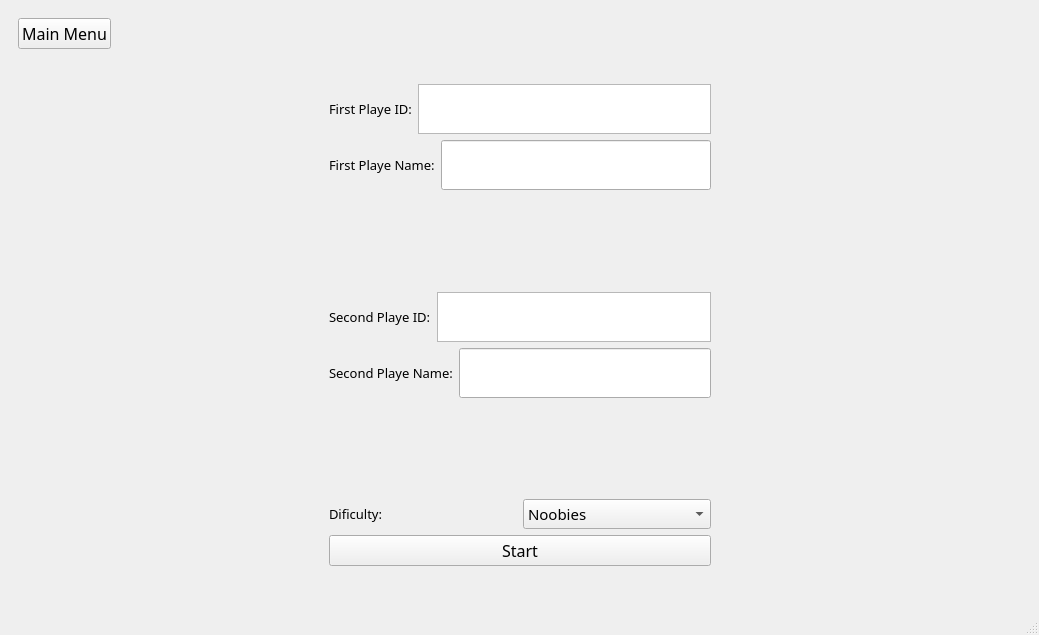
Old version of the form mainwindow.ui in the repository rezaqomy/quse.
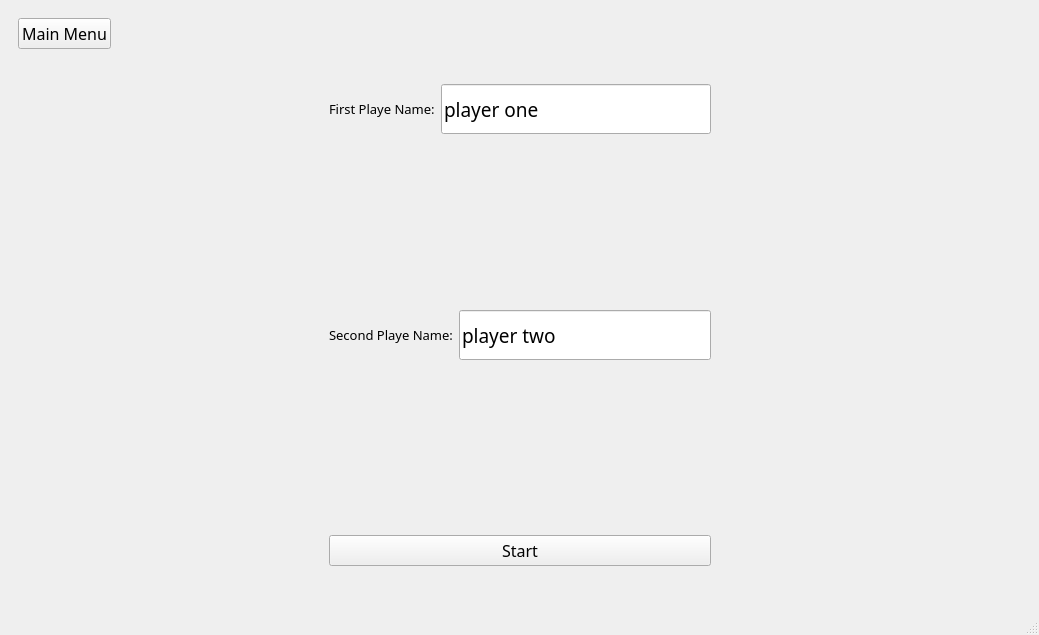
New version of the form. The open tabs and pages were chosen to show the change.

Commit message: add first player in multy player

Patch:
```diff
--- a/mainwindow.ui
+++ b/mainwindow.ui
@@ -265,54 +265,7 @@
             <widget class="QWidget" name="two_player_page">
              <layout class="QVBoxLayout" name="verticalLayout_9">
               <item>
-               <layout class="QHBoxLayout" name="horizontalLayout_8">
-                <item>
-                 <widget class="QLabel" name="lblYourIDFirst">
-                  <property name="maximumSize">
-                   <size>
-                    <width>16777215</width>
-                    <height>50</height>
-                   </size>
-                  </property>
-                  <property name="font">
-                   <font>
-                    <family>B Nazanin</family>
-                    <pointsize>10</pointsize>
-                   </font>
-                  </property>
-                  <property name="styleSheet">
-                   <string notr="true"/>
-                  </property>
-                  <property name="text">
-                   <string>First Playe ID:</string>
-                  </property>
-                 </widget>
-                </item>
-                <item>
-                 <widget class="QTableView" name="tableIDFirst">
-                  <property name="minimumSize">
-                   <size>
-                    <width>0</width>
-                    <height>0</height>
-                   </size>
-                  </property>
-                  <property name="maximumSize">
-                   <size>
-                    <width>16777215</width>
-                    <height>50</height>
-                   </size>
-                  </property>
-                  <property name="font">
-                   <font>
-                    <family>B Nazanin</family>
-                    <pointsize>14</pointsize>
-                    <weight>50</weight>
-                    <bold>false</bold>
-                   </font>
-                  </property>
-                 </widget>
-                </item>
-               </layout>
+               <layout class="QHBoxLayout" name="horizontalLayout_8"/>
               </item>
               <item>
                <layout class="QHBoxLayout" name="horizontalLayout_9">
@@ -352,6 +305,9 @@
                     <pointsize>14</pointsize>
                    </font>
                   </property>
+                  <property name="text">
+                   <string>player one</string>
+                  </property>
                  </widget>
                 </item>
                </layout>
@@ -370,48 +326,7 @@
                </spacer>
               </item>
               <item>
-               <layout class="QHBoxLayout" name="horizontalLayout_10">
-                <item>
-                 <widget class="QLabel" name="lblYourIDSecond">
-                  <property name="maximumSize">
-                   <size>
-                    <width>16777215</width>
-                    <height>50</height>
-                   </size>
-                  </property>
-                  <property name="font">
-                   <font>
-                    <family>B Nazanin</family>
-                    <pointsize>10</pointsize>
-                   </font>
-                  </property>
-                  <property name="styleSheet">
-                   <string notr="true"/>
-                  </property>
-                  <property name="text">
-                   <string>Second Playe ID:</string>
-                  </property>
-                 </widget>
-                </item>
-                <item>
-                 <widget class="QTableView" name="tableIDSecond">
-                  <property name="maximumSize">
-                   <size>
-                    <width>16777215</width>
-                    <height>50</height>
-                   </size>
-                  </property>
-                  <property name="font">
-                   <font>
-                    <family>B Nazanin</family>
-                    <pointsize>14</pointsize>
-                    <weight>50</weight>
-                    <bold>false</bold>
-                   </font>
-                  </property>
-                 </widget>
-                </item>
-               </layout>
+               <layout class="QHBoxLayout" name="horizontalLayout_10"/>
               </item>
               <item>
                <layout class="QHBoxLayout" name="horizontalLayout_11">
@@ -445,6 +360,9 @@
                     <pointsize>14</pointsize>
                    </font>
                   </property>
+                  <property name="text">
+                   <string>player two</string>
+                  </property>
                  </widget>
                 </item>
                </layout>
@@ -463,54 +381,7 @@
                </spacer>
               </item>
               <item>
-               <layout class="QHBoxLayout" name="horizontalLayout_12">
-                <item>
-                 <widget class="QLabel" name="lblDificulty_2">
-                  <property name="font">
-                   <font>
-                    <family>B Nazanin</family>
-                    <pointsize>10</pointsize>
-                   </font>
-                  </property>
-                  <property name="styleSheet">
-                   <string notr="true"/>
-                  </property>
-                  <property name="text">
-                   <string>Dificulty:</string>
-                  </property>
-                 </widget>
-                </item>
-                <item>
-                 <widget class="QComboBox" name="comboDificulty_2">
-                  <property name="font">
-                   <font>
-                    <family>B Nazanin</family>
-                    <pointsize>11</pointsize>
-                    <weight>50</weight>
-                    <bold>false</bold>
-                   </font>
-                  </property>
-                  <property name="styleSheet">
-                   <string notr="true"/>
-                  </property>
-                  <item>
-                   <property name="text">
-                    <string>Noobies</string>
-                   </property>
-                  </item>
-                  <item>
-                   <property name="text">
-                    <string>Medium</string>
-                   </property>
-                  </item>
-                  <item>
-                   <property name="text">
-                    <string>Death</string>
-                   </property>
-                  </item>
-                 </widget>
-                </item>
-               </layout>
+               <layout class="QHBoxLayout" name="horizontalLayout_12"/>
               </item>
               <item>
                <widget class="QPushButton" name="btnStartMulti">
```
Left out of the diff: 115 changed lines with no effect on the pictures. The commit also changes 5 other files.
